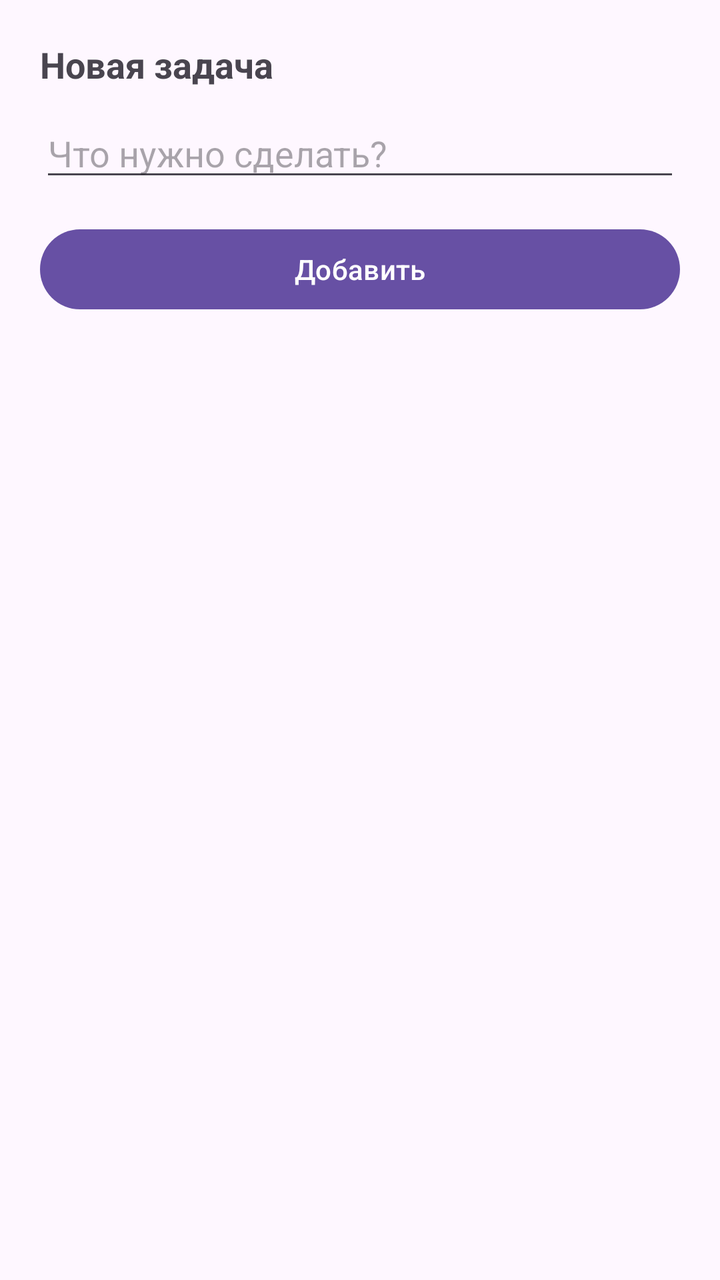
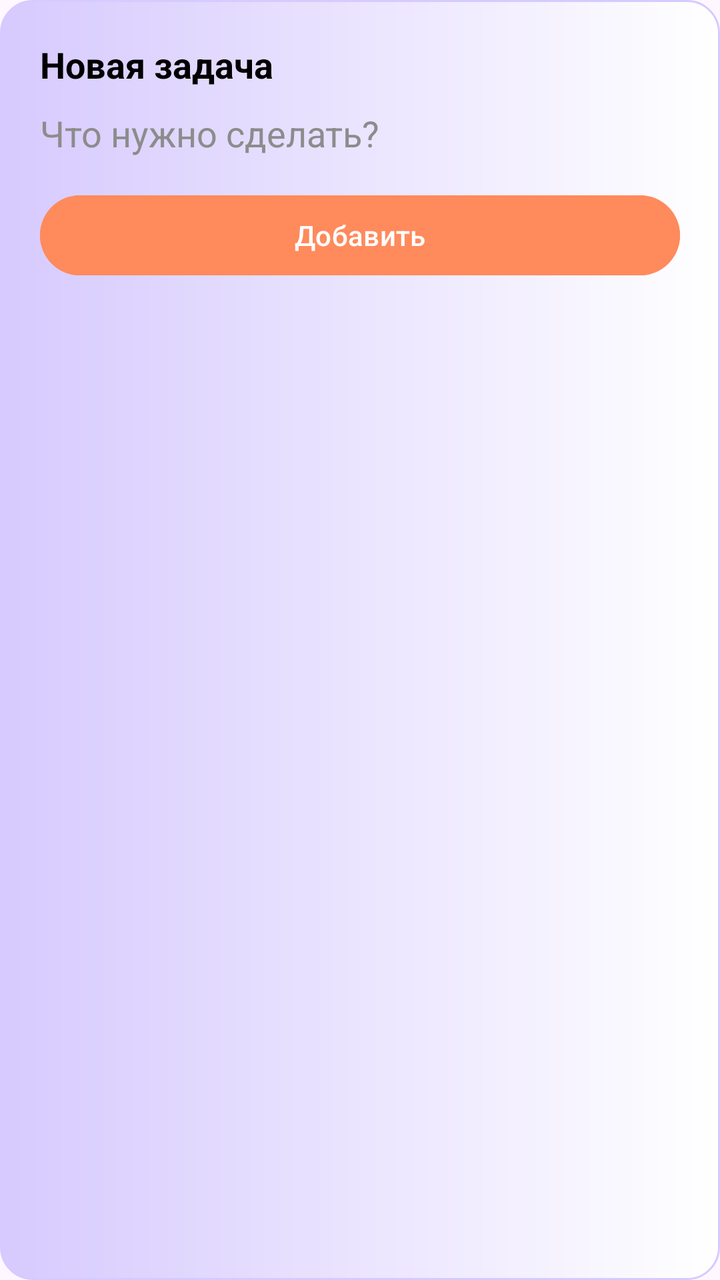

An Android layout rendered at two revisions. The XML below is the earlier revision; the diff shows what the commit changed to produce the second picture.
<!-- AndroidManifest.xml: application theme Theme.Daililus -->
<!-- res/layout/add_task.xml -->
<?xml version="1.0" encoding="utf-8"?>
<LinearLayout xmlns:android="http://schemas.android.com/apk/res/android"
    android:layout_width="match_parent"
    android:layout_height="match_parent"
    android:orientation="vertical"
    android:padding = "20dp"
    >
        <TextView
            android:layout_width="wrap_content"
            android:layout_height="wrap_content"
            android:text = "Новая задача"
            android:textSize="18sp"
            android:textStyle = "bold"
        />

        <EditText
            android:id = "@+id/etTaskName"
            android:layout_height="wrap_content"
            android:layout_width="match_parent"
            android:layout_marginTop="10dp"
            android:hint="Что нужно сделать?"
            />
        <Button
            android:id="@+id/btnSaveTask"
            android:layout_height="wrap_content"
            android:layout_width="match_parent"
            android:layout_marginTop="15dp"
            android:text="Добавить"
            />
</LinearLayout>
<!-- resources referenced by this layout -->
<resources>
  <style name="Theme.Daililus" parent="Base.Theme.Daililus" />
  <style name="Base.Theme.Daililus" parent="Theme.Material3.DayNight.NoActionBar">
          
          
      </style>
</resources>

<!-- the commit's change to res/layout/add_task.xml (unified diff, before → after) -->
@@ -4,12 +4,15 @@
     android:layout_height="match_parent"
     android:orientation="vertical"
     android:padding = "20dp"
+    android:background="@drawable/bg_note"
     >
         <TextView
             android:layout_width="wrap_content"
             android:layout_height="wrap_content"
+            android:textColor="#000000"
             android:text = "Новая задача"
             android:textSize="18sp"
+            android:textColorHint="#8C8C8C"
             android:textStyle = "bold"
         />
 
@@ -18,6 +21,9 @@
             android:layout_height="wrap_content"
             android:layout_width="match_parent"
             android:layout_marginTop="10dp"
+            android:background="@null"
+            android:textColor="#000000"
+            android:textColorHint="#8C8C8C"
             android:hint="Что нужно сделать?"
             />
         <Button
@@ -26,5 +32,7 @@
             android:layout_width="match_parent"
             android:layout_marginTop="15dp"
             android:text="Добавить"
+            android:backgroundTint="#FF8A5C"
+            android:textColor="#fefefe"
             />
 </LinearLayout>
<!-- resource entries referenced after the edit -->
@@ -1,5 +1,18 @@
 <!-- resources referenced by this layout -->
 <resources>
+  <!-- drawable bg_note (drawable) -->
+  <?xml version="1.0" encoding="utf-8"?>
+  <shape xmlns:android="http://schemas.android.com/apk/res/android">
+      <gradient
+          android:angle="180"
+          android:type="linear"
+          android:startColor="#ffffff"
+          android:endColor="#D6CAFE" />
+      <stroke
+          android:width="1dp"
+          android:color="#D6CAFE" />
+      <corners android:radius="16dp" />
+  </shape>
   <style name="Theme.Daililus" parent="Base.Theme.Daililus" />
   <style name="Base.Theme.Daililus" parent="Theme.Material3.DayNight.NoActionBar">
           
